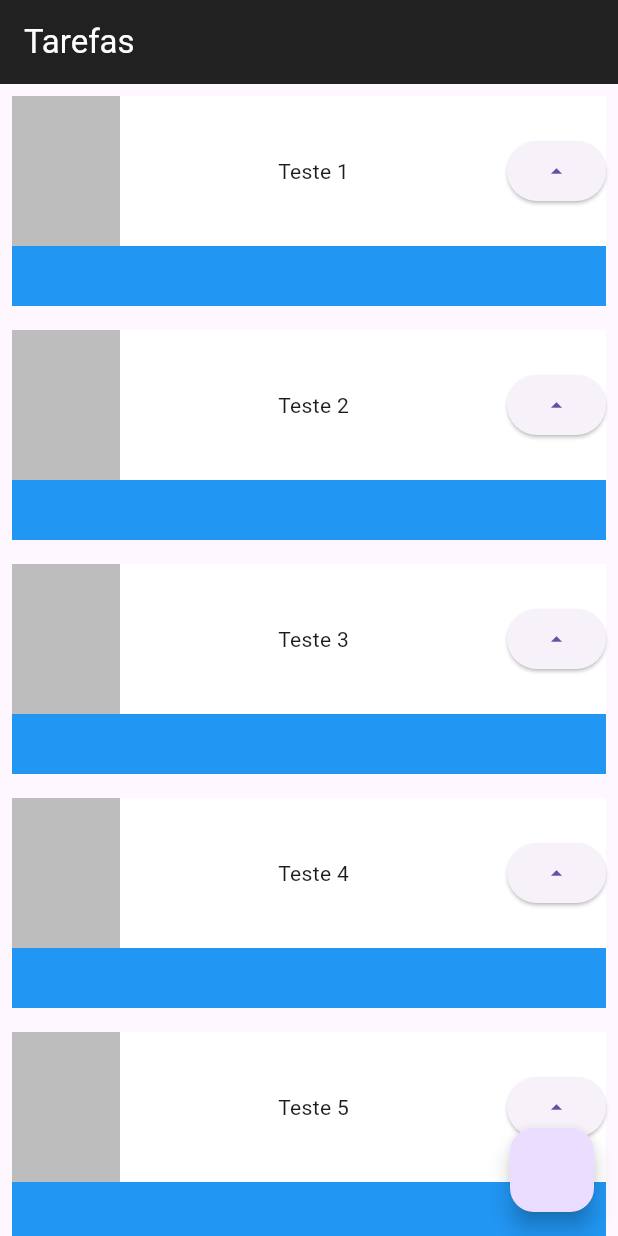
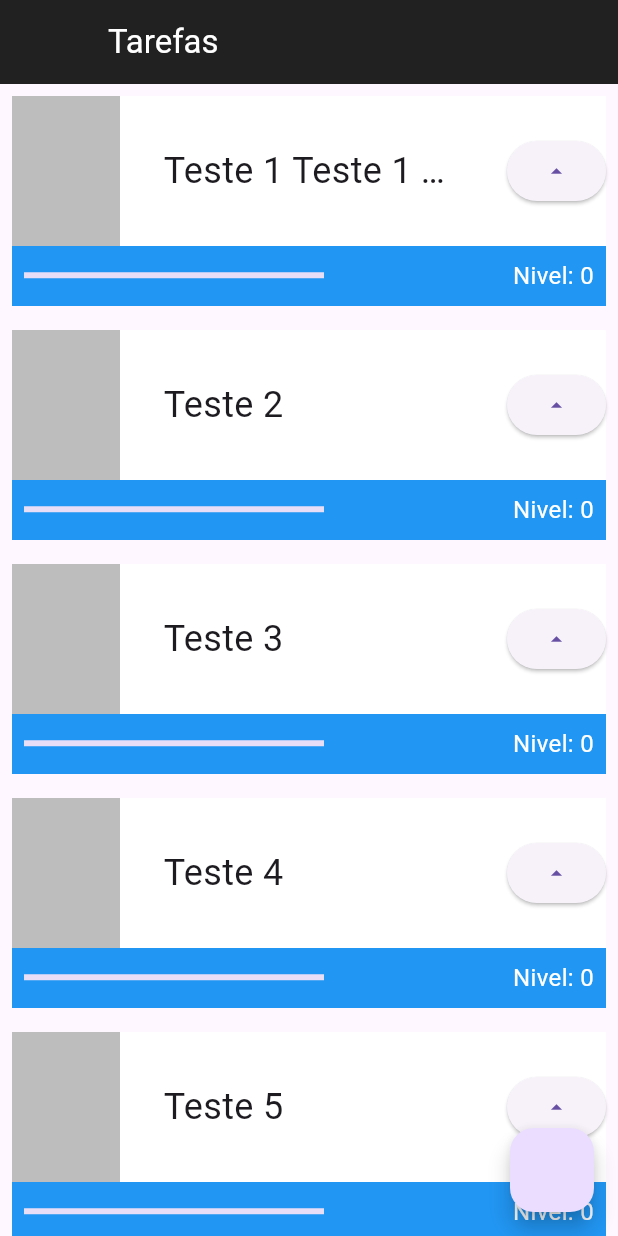
Before and after one commit to pabloalves01/flutter-studing, a Flutter app: the screen it shows after launch, on a phone screen of 412 x 824 dp. Run offline on Flutter 3.47's test engine with Material 3 defaults, Android fonts, the phone set to English and light mode, and no system bars.

Commit message:
Update main.dart

```diff
--- a/lib/main.dart
+++ b/lib/main.dart
@@ -14,13 +14,14 @@ class MyApp extends StatelessWidget {
       theme: ThemeData(primarySwatch: Colors.blue),
       home: Scaffold(
         appBar: AppBar(
+          leading: Container(),
           title: Text('Tarefas', style: TextStyle(color: Colors.white)),
           backgroundColor: Colors.black87,
         ),
         body: ListView(
           scrollDirection: Axis.vertical,
           children: [
-            Task('Teste 1'),
+            Task('Teste 1 Teste 1 Teste 1 Teste 1'),
             Task('Teste 2'),
             Task('Teste 3'),
             Task('Teste 4'),
@@ -37,10 +38,18 @@ class MyApp extends StatelessWidget {
   }
 }
 
-class Task extends StatelessWidget {
+class Task extends StatefulWidget {
   final String nome;
   const Task(this.nome, {super.key});
 
+  @override
+  State<Task> createState() => _TaskState();
+}
+
+class _TaskState extends State<Task> {
+  int nivel = 0; //
+  // nao pode ser variavel do tipo final, pq ela tem que começar com 0;
+  // tem q ser acima do override pq quando ele recria ele sobrescreve se tiver em baixo, e volta pro zero
   @override
   Widget build(BuildContext context) {
     return Container(
@@ -48,6 +57,8 @@ class Task extends StatelessWidget {
       child: Stack(
         children: [
           Container(color: Colors.blue, height: 140.0),
+          Column(
+            children: [
               Container(
                 color: Colors.white,
                 height: 100.0,
@@ -55,13 +66,50 @@ class Task extends StatelessWidget {
                   mainAxisAlignment: MainAxisAlignment.spaceBetween,
                   children: [
                     Container(color: Colors.black26, width: 72, height: 100),
-                Text(nome),
+                    Container(
+                      width: 200,
+                      child: Text(
+                        widget.nome,
+                        style: TextStyle(
+                          fontSize: 24,
+                          overflow: TextOverflow.ellipsis,
+                        ),
+                      ),
+                    ),
                     ElevatedButton(
-                  onPressed: () {},
+                      onPressed: () {
+                        setState(() {
+                          nivel++;
+                        });
+                      },
                       child: Icon(Icons.arrow_drop_up),
                     ),
                   ],
                 ),
+              ),
+              Row(
+                mainAxisAlignment: MainAxisAlignment.spaceBetween,
+                children: [
+                  Padding(
+                    padding: EdgeInsets.all(8),
+                    child: Container(
+                      width: 200,
+                      child: LinearProgressIndicator(
+                        color: Colors.white,
+                        value: nivel / 10,
+                      ),
+                    ),
+                  ),
+                  Padding(
+                    padding: EdgeInsets.all(8.0),
+                    child: Text(
+                      'Nivel: $nivel',
+                      style: TextStyle(color: Colors.white, fontSize: 16),
+                    ),
+                  ),
+                ],
+              ),
+            ],
           ),
         ],
       ),
```
Lines whose indentation alone changed are shown as unchanged.
